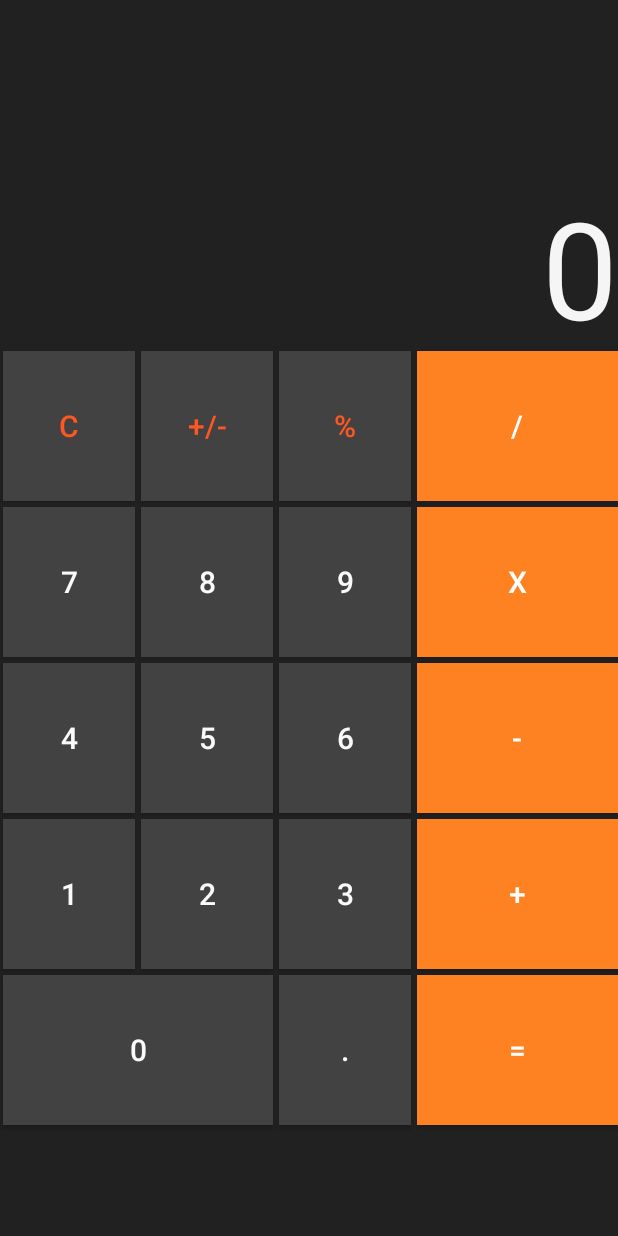
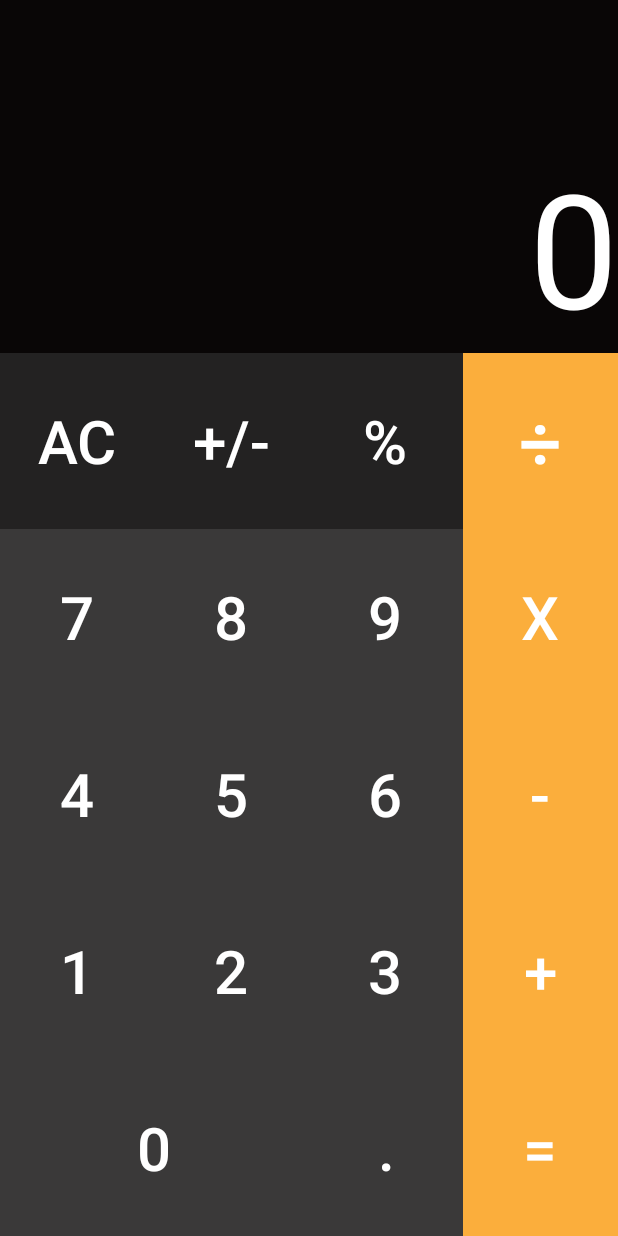
Before and after one commit to AlhelyBar/Calculadora, an Android app: the screen it shows after launch (MainActivity), on a phone screen of 412 x 824 dp. Run offline under Robolectric (Android 15) with nearby library versions, the phone set to English and light mode, and no system bars; 1 statement that could not run was skipped.

Commit message:
Se modifico el diseño de lo la interfaz grafica para hacerla responsiva y se vea correctamente horizontal y verticalmente

```diff
--- a/app/src/main/java/com/alhelybar/calculadora/MainActivity.java
+++ b/app/src/main/java/com/alhelybar/calculadora/MainActivity.java
@@ -35,7 +35,6 @@ public class MainActivity extends Activity {
         btnMultiplica = (Button) findViewById(R.id.Multiplica);
         btnDivide = (Button) findViewById(R.id.Divide);
         btnClean = (Button) findViewById(R.id.Clean);
-        Resultado = (TextView) findViewById(R.id.Etiqueta);
         btnPunto = (Button) findViewById(R.id.Punto);
         btnIgual = (Button) findViewById(R.id.Igual);
 
--- a/app/src/main/res/layout/activity_main.xml
+++ b/app/src/main/res/layout/activity_main.xml
@@ -1,215 +1,284 @@
-<RelativeLayout
-    xmlns:android="http://schemas.android.com/apk/res/android"
+<?xml version="1.0" encoding="utf-8"?>
+<androidx.constraintlayout.widget.ConstraintLayout xmlns:android="http://schemas.android.com/apk/res/android"
+    xmlns:app="http://schemas.android.com/apk/res-auto"
+    xmlns:tools="http://schemas.android.com/tools"
     android:layout_width="match_parent"
     android:layout_height="match_parent"
-    android:layout_alignParentStart="true"
-    android:layout_alignParentTop="true"
-    android:background="#212121"
-    android:orientation="vertical">
+    tools:context=".MainActivity"
+    >
 
-    <TextView
-        android:id="@+id/Etiqueta"
+
+    <LinearLayout
         android:layout_width="match_parent"
-        android:layout_height="wrap_content"
-        android:layout_above="@+id/gridLayout"
-        android:layout_marginBottom="14dp"
-        android:height="100dp"
-        android:textAlignment="textEnd"
-        android:textColor="#F5F5F5"
-        android:text="0"
-        android:textSize="90dp"
-        android:layout_centerHorizontal="true" />
+        android:layout_height="match_parent"
+        android:orientation="vertical"
+        >
+        <LinearLayout
+            android:layout_width="match_parent"
+            android:layout_height="0dp"
+            android:background="@color/Fondo"
+            android:layout_weight="2"
+            android:orientation="vertical">
+            <LinearLayout
+                android:layout_width="match_parent"
+                android:layout_height="0dp"
+                android:layout_weight="2"></LinearLayout>
+            <LinearLayout
+                android:layout_width="match_parent"
+                android:layout_height="0dp"
+                android:layout_weight="3">
+                <TextView
+                    android:id="@+id/Text1"
+                    android:layout_width="match_parent"
+                    android:layout_height="match_parent"
+                    android:autoSizeTextType="uniform"
+                    android:background="@color/Fondo"
+                    android:gravity="right|bottom"
+                    android:text="0"
+                    android:textColor="@color/Numeros"></TextView>
+            </LinearLayout>
+        </LinearLayout>
+        <LinearLayout
+            android:layout_width="match_parent"
+            android:layout_height="0dp"
+            android:background="@color/Fondo"
+            android:layout_weight="1"
+            android:orientation="horizontal"
+            >
+            <Button
+                android:layout_width="0dp"
+                android:layout_weight="1"
+                android:layout_height="match_parent"
+                android:background="@color/Pad1"
+                android:text="AC"
+                android:textSize="40dp"
+                android:textColor="@color/Numeros"
+                android:id="@+id/Clean"
+                ></Button>
+            <Button
+                android:layout_width="0dp"
+                android:layout_weight="1"
+                android:layout_height="match_parent"
+                android:background="@color/Pad1"
+                android:text="+/-"
+                android:textSize="40dp"
+                android:textColor="@color/Numeros"
+                android:id="@+id/btn10">
+            </Button>
+            <Button
+                android:layout_width="0dp"
+                android:layout_weight="1"
+                android:layout_height="match_parent"
+                android:background="@color/Pad1"
+                android:text="%"
+                android:textSize="40dp"
+                android:textColor="@color/Numeros"
+                android:id="@+id/btnPorcent">
+            </Button>
+            <Button
+                android:layout_width="0dp"
+                android:layout_weight="1"
+                android:layout_height="match_parent"
+                android:background="@color/pad3"
+                android:text="÷"
+                android:textSize="50dp"
+                android:textColor="@color/Numeros"
+                android:id="@+id/Divide"
+                >
+            </Button>
+        </LinearLayout>
+        <LinearLayout
+            android:layout_width="match_parent"
+            android:layout_height="0dp"
+            android:background="@color/Fondo"
+            android:layout_weight="1"
+            android:orientation="horizontal">
+            <Button
+                android:layout_width="0dp"
+                android:layout_weight="1"
+                android:layout_height="match_parent"
+                android:background="@color/Pad2"
+                android:text="7"
+                android:textSize="40dp"
+                android:textColor="@color/Numeros"
+                android:id="@+id/Siete"
 
-    <GridLayout
-        android:id="@+id/gridLayout"
-        android:layout_width="match_parent"
-        android:layout_height="592dp"
-        android:layout_alignParentStart="true"
-        android:layout_alignParentEnd="true"
-        android:layout_alignParentBottom="true"
-        android:layout_gravity="center"
-        android:layout_marginEnd="0dp"
-        android:columnCount="4"
-        android:orientation="horizontal"
-        android:padding="0dp"
-        android:rowCount="6">
+                ></Button>
+            <Button
+                android:layout_width="0dp"
+                android:layout_weight="1"
+                android:layout_height="match_parent"
+                android:background="@color/Pad2"
+                android:text="8"
+                android:textSize="40dp"
+                android:textColor="@color/Numeros"
+                android:id="@+id/Ocho"
+                >
+            </Button>
+            <Button
+                android:layout_width="0dp"
+                android:layout_weight="1"
+                android:layout_height="match_parent"
+                android:background="@color/Pad2"
+                android:text="9"
+                android:textSize="40dp"
+                android:textColor="@color/Numeros"
+                android:id="@+id/Nueve"
 
-        <Button
-            android:id="@+id/Clean"
-            android:layout_height="100dp"
-            android:layout_margin="2dp"
-            android:background="#424242"
-            android:text="C"
-            android:textColor="#FF5722"
-            android:textSize="20dp" />
+                >
+            </Button>
+            <Button
+                android:layout_width="0dp"
+                android:layout_weight="1"
+                android:layout_height="match_parent"
+                android:background="@color/pad3"
+                android:text="x"
+                android:textSize="40dp"
+                android:textColor="@color/Numeros"
+                android:id="@+id/Multiplica">
+            </Button>
+        </LinearLayout>
+        <LinearLayout
+            android:layout_width="match_parent"
+            android:layout_height="0dp"
+            android:background="@color/Fondo"
+            android:layout_weight="1"
+            android:orientation="horizontal">
+            <Button
+                android:layout_width="0dp"
+                android:layout_weight="1"
+                android:layout_height="match_parent"
+                android:background="@color/Pad2"
+                android:text="4"
+                android:textSize="40dp"
+                android:textColor="@color/Numeros"
+                android:id="@+id/Cuatro"
 
-        <Button
-            android:layout_height="100dp"
-            android:layout_margin="2dp"
-            android:background="#424242"
-            android:textSize="20dp"
-            android:text="+/-"
-            android:textColor="#FF5722" />
+                >
 
-        <Button
-            android:layout_height="100dp"
-            android:layout_width="wrap_content"
-            android:layout_margin="2dp"
-            android:background="#424242"
-            android:textSize="20dp"
-            android:text="%"
-            android:textColor="#FF5722" />
+            </Button>
+            <Button
+                android:layout_width="0dp"
+                android:layout_weight="1"
+                android:layout_height="match_parent"
+                android:background="@color/Pad2"
+                android:text="5"
+                android:textSize="40dp"
+                android:textColor="@color/Numeros"
+                android:id="@+id/Cinco"
+                >
+            </Button>
+            <Button
+                android:layout_width="0dp"
+                android:layout_weight="1"
+                android:layout_height="match_parent"
+                android:background="@color/Pad2"
+                android:text="6"
+                android:textSize="40dp"
+                android:textColor="@color/Numeros"
+                android:id="@+id/Seis"
+                >
+            </Button>
+            <Button
+                android:layout_width="0dp"
+                android:layout_weight="1"
+                android:layout_height="match_parent"
+                android:background="@color/pad3"
+                android:text="-"
+                android:textSize="40dp"
+                android:textColor="@color/Numeros"
+                android:id="@+id/Resta">
+            </Button>
+        </LinearLayout>
+        <LinearLayout
+            android:layout_width="match_parent"
+            android:layout_height="0dp"
+            android:background="@color/Fondo"
+            android:layout_weight="1"
+            android:orientation="horizontal">
+            <Button
+                android:layout_width="0dp"
+                android:layout_weight="1"
+                android:layout_height="match_parent"
+                android:background="@color/Pad2"
+                android:text="1"
+                android:textSize="40dp"
+                android:textColor="@color/Numeros"
+                android:id="@+id/Uno"
+                ></Button>
+            <Button
+                android:layout_width="0dp"
+                android:layout_weight="1"
+                android:layout_height="match_parent"
+                android:background="@color/Pad2"
+                android:text="2"
+                android:textSize="40dp"
+                android:textColor="@color/Numeros"
+                android:id="@+id/Dos"
+                >
+            </Button>
+            <Button
+                android:layout_width="0dp"
+                android:layout_weight="1"
+                android:layout_height="match_parent"
+                android:background="@color/Pad2"
+                android:text="3"
+                android:textSize="40dp"
+                android:textColor="@color/Numeros"
+                android:id="@+id/Tres"
+                >
+            </Button>
+            <Button
+                android:layout_width="0dp"
+                android:layout_weight="1"
+                android:layout_height="match_parent"
+                android:background="@color/pad3"
+                android:text="+"
+                android:textSize="40dp"
+                android:textColor="@color/Numeros"
+                android:id="@+id/Suma">
+            </Button>
+        </LinearLayout>
+        <LinearLayout
+            android:layout_width="match_parent"
+            android:layout_height="0dp"
+            android:background="@color/Fondo"
+            android:layout_weight="1"
+            android:orientation="horizontal">
 
-        <Button
-            android:id="@+id/Divide"
-            android:layout_width="134dp"
-            android:layout_height="100dp"
-            android:layout_margin="2dp"
-            android:background="#FF8222"
-            android:text="/"
-            android:textColor="#FFFFFF"
-            android:textSize="20dp" />
+            <Button
+                android:layout_width="0dp"
+                android:layout_height="match_parent"
+                android:layout_weight="2"
+                android:background="@color/Pad2"
+                android:text="0"
+                android:textSize="40dp"
+                android:textColor="@color/Numeros"
+                android:gravity="center"
+                android:id="@+id/Cero"></Button>
+            <Button
+                android:layout_width="0dp"
+                android:layout_height="match_parent"
+                android:layout_weight="1"
+                android:background="@color/Pad2"
+                android:text="."
+                android:textSize="40dp"
+                android:textColor="@color/Numeros"
+                android:id="@+id/Punto">
+            </Button>
 
-        <Button
-            android:id="@+id/Siete"
-            android:layout_height="100dp"
-            android:layout_margin="2dp"
-            android:background="#424242"
-            android:text="7"
-            android:textColor="#FAFAFA"
-            android:textSize="20dp" />
+            <Button
+                android:layout_width="0dp"
+                android:layout_height="match_parent"
+                android:layout_weight="1"
+                android:background="@color/pad3"
+                android:text="="
+                android:textSize="40dp"
+                android:textColor="@color/Numeros"
+                android:id="@+id/Igual">
+            </Button>
+        </LinearLayout>
+    </LinearLayout>
 
-        <Button
-            android:id="@+id/Ocho"
-            android:layout_height="100dp"
-            android:layout_margin="2dp"
-            android:background="#424242"
-            android:text="8"
-            android:textColor="#FAFAFA"
-            android:textSize="20dp" />
 
-        <Button
-            android:id="@+id/Nueve"
-            android:layout_height="100dp"
-            android:layout_margin="2dp"
-            android:background="#424242"
-            android:text="9"
-            android:textColor="#FAFAFA"
-            android:textSize="20dp" />
-
-        <Button
-            android:id="@+id/Multiplica"
-            android:layout_width="134dp"
-            android:layout_height="100dp"
-            android:layout_margin="2dp"
-            android:background="#FF8222"
-            android:text="x"
-            android:textColor="#FFFFFF"
-            android:textSize="20dp" />
-
-        <Button
-            android:id="@+id/Cuatro"
-            android:layout_height="100dp"
-            android:layout_margin="2dp"
-            android:background="#424242"
-            android:text="4"
-            android:textColor="#FAFAFA"
-            android:textSize="20dp" />
-
-        <Button
-            android:id="@+id/Cinco"
-            android:layout_width="wrap_content"
-            android:layout_height="100dp"
-            android:layout_margin="2dp"
-            android:background="#424242"
-            android:text="5"
-            android:textColor="#FAFAFA"
-            android:textSize="20dp" />
-
-        <Button
-            android:id="@+id/Seis"
-            android:layout_height="100dp"
-            android:layout_margin="2dp"
-            android:background="#424242"
-            android:text="6"
-            android:textColor="#FAFAFA"
-            android:textSize="20dp" />
-
-        <Button
-            android:id="@+id/Resta"
-            android:layout_width="134dp"
-            android:layout_height="100dp"
-            android:layout_margin="2dp"
-            android:background="#FF8222"
-            android:text="-"
-            android:textColor="#FFFFFF"
-            android:textSize="20dp" />
-
-        <Button
-            android:id="@+id/Uno"
-            android:layout_height="100dp"
-            android:layout_margin="2dp"
-            android:background="#424242"
-            android:text="1"
-            android:textColor="#FAFAFA"
-            android:textSize="20dp" />
-
-        <Button
-            android:id="@+id/Dos"
-            android:layout_height="100dp"
-            android:layout_margin="2dp"
-            android:background="#424242"
-            android:text="2"
-            android:textColor="#FAFAFA"
-            android:textSize="20dp" />
-
-        <Button
-            android:id="@+id/Tres"
-            android:layout_height="100dp"
-            android:layout_margin="2dp"
-            android:background="#424242"
-            android:text="3"
-            android:textColor="#FAFAFA"
-            android:textSize="20dp" />
-
-        <Button
-            android:id="@+id/Suma"
-            android:layout_width="134dp"
-            android:layout_height="100dp"
-            android:layout_margin="2dp"
-            android:background="#FF8222"
-            android:text="+"
-            android:textColor="#FFFFFF"
-            android:textSize="20dp" />
-
-        <Button
-            android:id="@+id/Cero"
-            android:layout_height="100dp"
-            android:layout_columnSpan="2"
-            android:layout_gravity="fill"
-            android:layout_margin="2dp"
-            android:background="#424242"
-            android:text="0"
-            android:textColor="#FAFAFA"
-            android:textSize="20dp" />
-
-        <Button
-            android:id="@+id/Punto"
-            android:layout_height="100dp"
-            android:layout_margin="2dp"
-            android:background="#424242"
-            android:text="."
-            android:textColor="#FAFAFA"
-            android:textSize="20dp" />
-
-        <Button
-            android:id="@+id/Igual"
-            android:layout_width="134dp"
-            android:layout_height="100dp"
-            android:layout_margin="2dp"
-            android:background="#FF8222"
-            android:text="="
-            android:textColor="#FFFFFF"
-            android:textSize="20dp" />
-    </GridLayout>
-</RelativeLayout>
+</androidx.constraintlayout.widget.ConstraintLayout>
--- a/app/src/main/res/values/colors.xml
+++ b/app/src/main/res/values/colors.xml
@@ -3,4 +3,9 @@
     <color name="colorPrimary">#6200EE</color>
     <color name="colorPrimaryDark">#3700B3</color>
     <color name="colorAccent">#03DAC5</color>
+    <color name="Fondo">#090606</color>
+    <color name="Numeros">#fff</color>
+    <color name="Pad1">#232222</color>
+    <color name="Pad2">#3A3939</color>
+    <color name="pad3">#FBAE3C</color>
 </resources>
```
